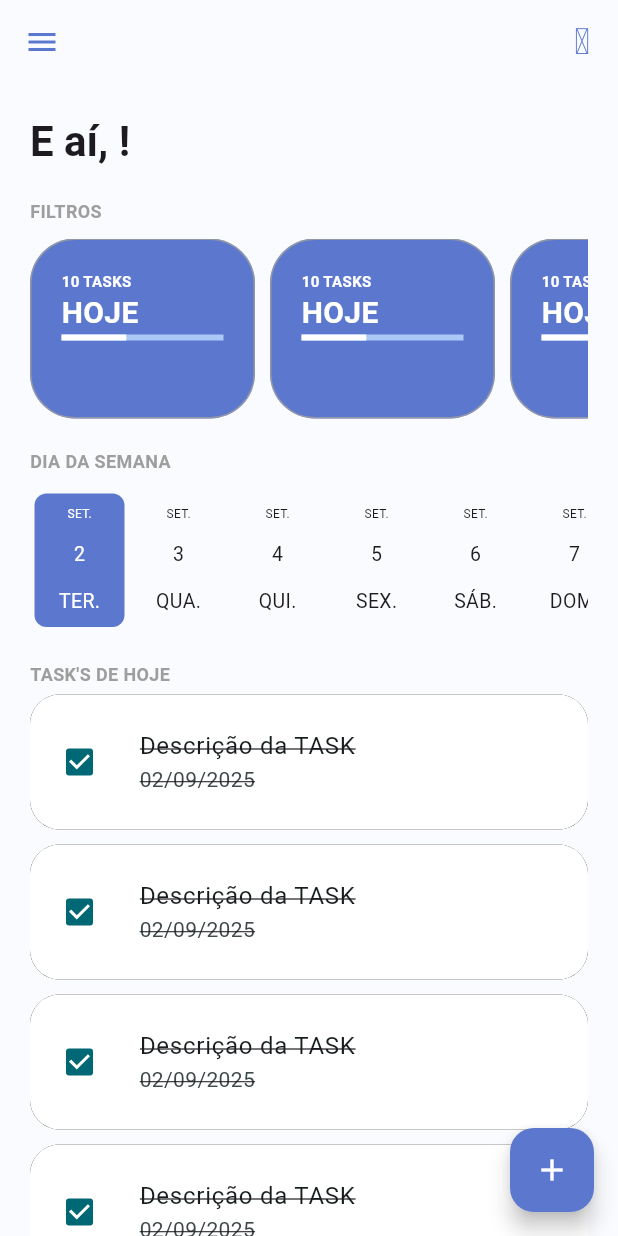
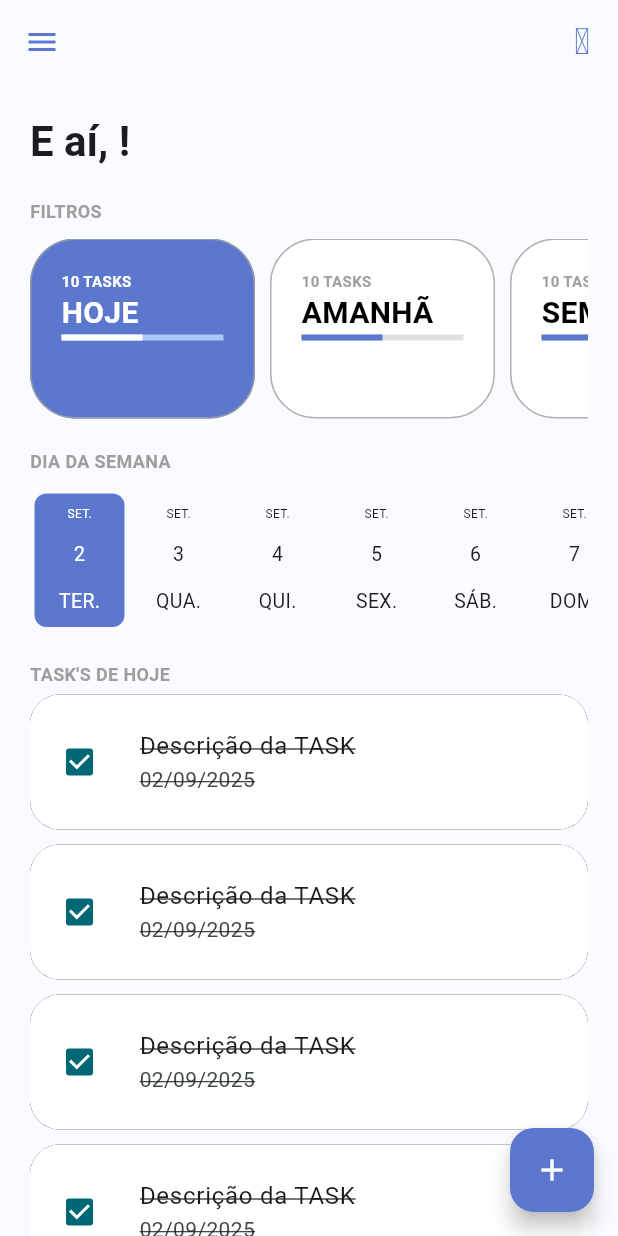
Before and after one commit to enzozami/flutter-todo-list-provider, a Flutter app: the screen it shows once a user with an empty profile is signed in, on a phone screen of 412 x 824 dp. Run offline on Flutter 3.47's test engine with Material 3 defaults, Android fonts, the phone set to English and light mode, and no system bars; drawn by our look-alikes of date_picker_timeline; our stand-ins replace firebase_auth, firebase_core, flutter_signin_button, google_fonts, google_sign_in, sqflite and 2 more; missing offline and left inert: flutter_overlay_loader, validatorless; accounts and stored records are empty; network calls fail; Roboto replaces fonts that are missing (Mandali).

Commit message:
implementando componente de filtros de dias

```diff
--- /dev/null
+++ b/lib/app/models/task_filter_enum.dart
@@ -0,0 +1,5 @@
+enum TaskFilterEnum {
+  today,
+  tomorrow,
+  week,
+}
--- /dev/null
+++ b/lib/app/models/total_tasks_model.dart
@@ -0,0 +1,5 @@
+class TotalTasksModel {
+  final int totalTasks;
+  final int totalTasksFinalizadas;
+  TotalTasksModel({required this.totalTasks, required this.totalTasksFinalizadas});
+}
--- /dev/null
+++ b/lib/app/modules/home/home_controller.dart
@@ -0,0 +1,6 @@
+import 'package:todo_list_provider/app/core/notifier/default_change_notifier.dart';
+import 'package:todo_list_provider/app/models/task_filter_enum.dart';
+
+class HomeController extends DefaultChangeNotifier {
+  var filterSelected = TaskFilterEnum.today;
+}
--- a/lib/app/modules/home/home_module.dart
+++ b/lib/app/modules/home/home_module.dart
@@ -1,10 +1,16 @@
+import 'package:provider/provider.dart';
 import 'package:todo_list_provider/app/core/modules/todo_list_module.dart';
+import 'package:todo_list_provider/app/modules/home/home_controller.dart';
 import 'package:todo_list_provider/app/modules/home/home_page.dart';
 
 class HomeModule extends TodoListModule {
   HomeModule()
       : super(
-          bindings: null,
+          bindings: [
+            ChangeNotifierProvider(
+              create: (context) => HomeController(),
+            ),
+          ],
           routers: {
             '/home': (context) => const HomePage(),
           },
--- a/lib/app/modules/home/widgets/home_filters.dart
+++ b/lib/app/modules/home/widgets/home_filters.dart
@@ -1,15 +1,14 @@
 import 'package:flutter/material.dart';
+import 'package:provider/provider.dart';
 import 'package:todo_list_provider/app/core/ui/theme_extensions.dart';
+import 'package:todo_list_provider/app/models/task_filter_enum.dart';
+import 'package:todo_list_provider/app/models/total_tasks_model.dart';
+import 'package:todo_list_provider/app/modules/home/home_controller.dart';
 import 'package:todo_list_provider/app/modules/home/widgets/todo_card_filter.dart';
 
-class HomeFilters extends StatefulWidget {
+class HomeFilters extends StatelessWidget {
   const HomeFilters({super.key});
 
-  @override
-  State<HomeFilters> createState() => _HomeFiltersState();
-}
-
-class _HomeFiltersState extends State<HomeFilters> {
   @override
   Widget build(BuildContext context) {
     return Column(
@@ -22,14 +21,34 @@ class _HomeFiltersState extends State<HomeFilters> {
         const SizedBox(
           height: 10,
         ),
-        const SingleChildScrollView(
+        SingleChildScrollView(
           scrollDirection: Axis.horizontal,
           child: Row(
             children: [
-              TodoCardFilter(),
-              TodoCardFilter(),
-              TodoCardFilter(),
-              TodoCardFilter(),
+              TodoCardFilter(
+                label: 'HOJE',
+                taskFilter: TaskFilterEnum.today,
+                totalTasksModel: TotalTasksModel(totalTasks: 10, totalTasksFinalizadas: 5),
+                selected: context
+                        .select<HomeController, TaskFilterEnum>((value) => value.filterSelected) ==
+                    TaskFilterEnum.today,
+              ),
+              TodoCardFilter(
+                label: 'AMANHÃ',
+                taskFilter: TaskFilterEnum.tomorrow,
+                totalTasksModel: TotalTasksModel(totalTasks: 10, totalTasksFinalizadas: 5),
+                selected: context
+                        .select<HomeController, TaskFilterEnum>((value) => value.filterSelected) ==
+                    TaskFilterEnum.tomorrow,
+              ),
+              TodoCardFilter(
+                label: 'SEMANA',
+                taskFilter: TaskFilterEnum.week,
+                totalTasksModel: TotalTasksModel(totalTasks: 10, totalTasksFinalizadas: 5),
+                selected: context
+                        .select<HomeController, TaskFilterEnum>((value) => value.filterSelected) ==
+                    TaskFilterEnum.week,
+              ),
             ],
           ),
         )
--- a/lib/app/modules/home/widgets/todo_card_filter.dart
+++ b/lib/app/modules/home/widgets/todo_card_filter.dart
@@ -1,14 +1,34 @@
 import 'package:flutter/material.dart';
+
 import 'package:todo_list_provider/app/core/ui/theme_extensions.dart';
+import 'package:todo_list_provider/app/models/task_filter_enum.dart';
+import 'package:todo_list_provider/app/models/total_tasks_model.dart';
 
-class TodoCardFilter extends StatefulWidget {
-  const TodoCardFilter({super.key});
+class TodoCardFilter extends StatelessWidget {
+  final String label;
+  final TaskFilterEnum taskFilter;
+  final TotalTasksModel? totalTasksModel;
+  final bool selected;
 
-  @override
-  State<TodoCardFilter> createState() => _TodoCardFilterState();
-}
+  const TodoCardFilter(
+      {super.key,
+      required this.label,
+      required this.taskFilter,
+      this.totalTasksModel,
+      required this.selected});
 
-class _TodoCardFilterState extends State<TodoCardFilter> {
+  double _getPercentFinish() {
+    final total = totalTasksModel?.totalTasks ?? 0;
+    final totalFinish = totalTasksModel?.totalTasksFinalizadas ?? 0.1;
+
+    if (total == 0) {
+      return 0.0;
+    }
+
+    final percent = (totalFinish * 100) / total;
+    return percent / 100;
+  }
+
   @override
   Widget build(BuildContext context) {
     return Container(
@@ -19,7 +39,7 @@ class _TodoCardFilterState extends State<TodoCardFilter> {
       margin: const EdgeInsets.only(right: 10),
       padding: const EdgeInsets.all(20),
       decoration: BoxDecoration(
-        color: context.primaryColor,
+        color: selected ? context.primaryColor : Colors.white,
         border: Border.all(
           width: 1,
           color: Colors.grey.withOpacity(.8),
@@ -30,24 +50,35 @@ class _TodoCardFilterState extends State<TodoCardFilter> {
         crossAxisAlignment: CrossAxisAlignment.start,
         children: [
           Text(
-            '10 TASKS',
+            '${totalTasksModel?.totalTasks} TASKS',
             style: context.titleStyle.copyWith(
               fontSize: 10,
-              color: Colors.white,
+              color: selected ? Colors.white : Colors.grey,
             ),
           ),
-          const Text(
-            'HOJE',
+          Text(
+            label,
             style: TextStyle(
               fontSize: 20,
               fontWeight: FontWeight.bold,
-              color: Colors.white,
+              color: selected ? Colors.white : Colors.black,
             ),
           ),
-          LinearProgressIndicator(
-            backgroundColor: context.primaryColorLight,
-            valueColor: const AlwaysStoppedAnimation<Color>(Colors.white),
-            value: 0.4,
+          TweenAnimationBuilder(
+            tween: Tween(
+              begin: 0.0,
+              end: _getPercentFinish(),
+            ),
+            builder: (context, value, child) {
+              return LinearProgressIndicator(
+                backgroundColor: selected ? context.primaryColorLight : Colors.grey.shade300,
+                valueColor: AlwaysStoppedAnimation<Color>(
+                  selected ? Colors.white : context.primaryColor,
+                ),
+                value: value,
+              );
+            },
+            duration: const Duration(seconds: 1),
           )
         ],
       ),
```
